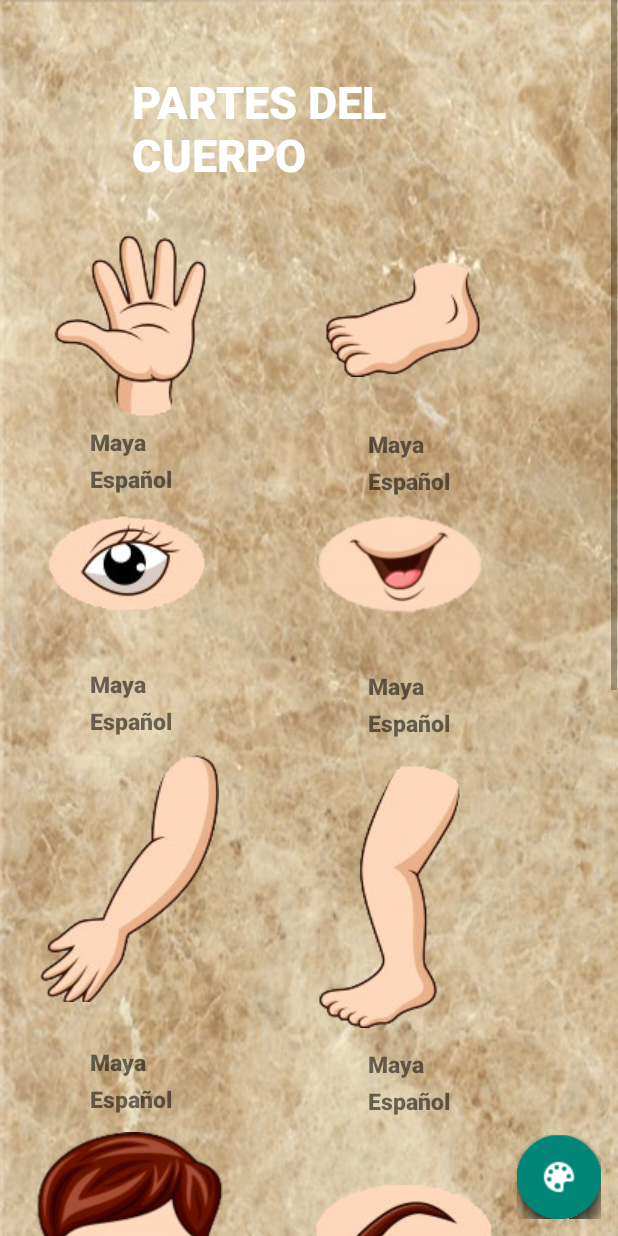
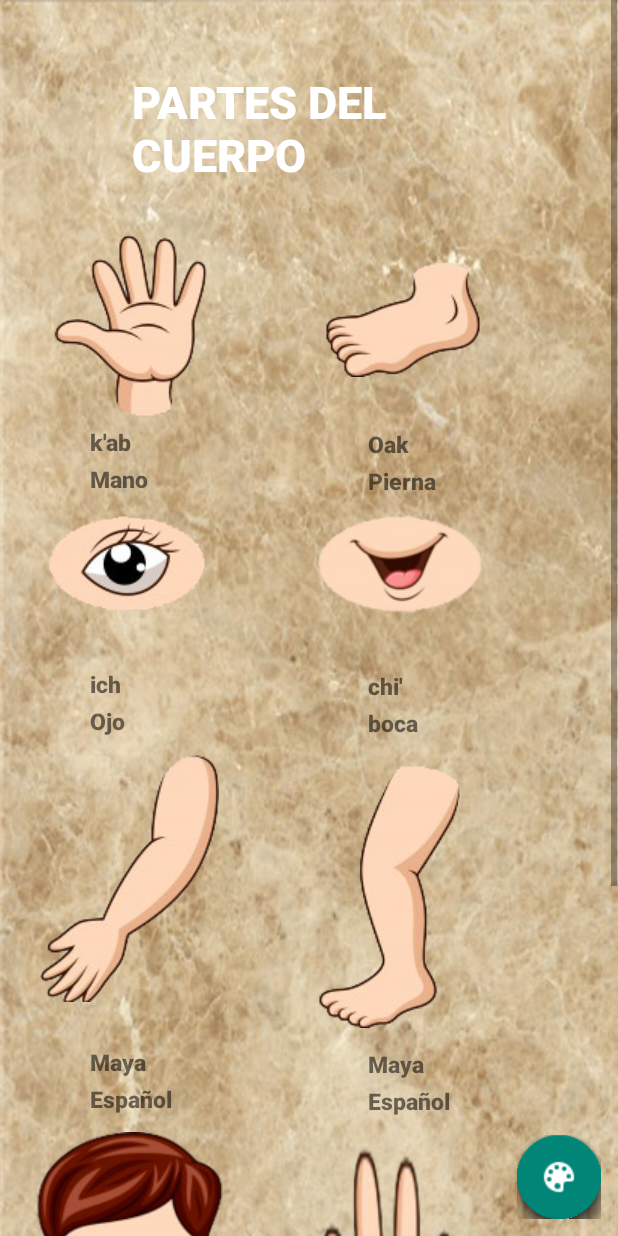
Before and after one commit to MiguelAYM69/appfinalhtml, an Android app: the PPartes screen opened directly, with no data from a screen before it, on a phone screen of 412 x 824 dp. Run offline under Robolectric (Android 15) with nearby library versions, the phone set to English and light mode, and no system bars; plain views replace FloatingActionButton, FloatingActionMenu.

Commit message:
sonido_animales_color_cuerpo

```diff
--- a/app/src/main/java/com/example/appfinalhtml/MainActivity.java
+++ b/app/src/main/java/com/example/appfinalhtml/MainActivity.java
@@ -17,7 +17,7 @@ public class MainActivity extends AppCompatActivity {
     ImageButton jaguar,guacamaya,colibri,tejon,gato,puerquito,jabali,loro,venado,pez,perro,iguana,raton,tucan;
 
     @Override
-    protected void onCreate(Bundle savedInstanceState) {
+    protected void onCreate(Bundle savedInstanceState)  {
         super.onCreate(savedInstanceState);
         setContentView(R.layout.activity_main);
         jaguar= (ImageButton) findViewById(R.id.jaguar);
--- a/app/src/main/java/com/example/appfinalhtml/PPartes.java
+++ b/app/src/main/java/com/example/appfinalhtml/PPartes.java
@@ -1,20 +1,47 @@
 package com.example.appfinalhtml;
 
 import android.content.Intent;
+import android.media.MediaPlayer;
 import android.os.Bundle;
 import android.view.View;
+import android.widget.ImageButton;
 
 import androidx.appcompat.app.AppCompatActivity;
 
 public class PPartes extends AppCompatActivity {
 
-
+    MediaPlayer mm,mp,mo,mb,mbr,mpi,mc,md,mr,mn,mpn;
+    ImageButton imano,pie,ojo,boca,mano,pierna,cabeza,dedos,rodilla,nariz,panza;
     @Override
     protected void onCreate(Bundle savedInstanceState) {
         super.onCreate(savedInstanceState);
         setContentView(R.layout.activity_ppartes);
 
+        imano= (ImageButton) findViewById(R.id.imano);
+        mm= MediaPlayer.create(this, R.raw.mano);
+       imano.setOnClickListener(new View.OnClickListener() {
+            @Override
+            public void onClick(View v) {
+                mm.start();
+            }
+        });
 
+        pie= (ImageButton) findViewById(R.id.ipie);
+        mp= MediaPlayer.create(this, R.raw.pierna);
+        pie.setOnClickListener(new View.OnClickListener() {
+            @Override
+            public void onClick(View v) {
+                mp.start();
+            }
+        });
+       ojo= (ImageButton) findViewById(R.id.iojo);
+        mo= MediaPlayer.create(this, R.raw.ojo);
+        ojo.setOnClickListener(new View.OnClickListener() {
+            @Override
+            public void onClick(View v) {
+                mo.start();
+            }
+        });
     }
 
     public void ColoresIntent(View view) {
--- a/app/src/main/res/layout/activity_ppartes.xml
+++ b/app/src/main/res/layout/activity_ppartes.xml
@@ -58,7 +58,7 @@
                 android:layout_marginTop="-10dp"
                 android:background="@android:color/transparent"
                 android:fontFamily="sans-serif-black"
-                android:text="Maya"
+                android:text="k'ab"
                 android:textSize="15sp" />
 
             <TextView
@@ -69,7 +69,7 @@
                 android:layout_marginTop="-20dp"
                 android:background="@android:color/transparent"
                 android:fontFamily="sans-serif-black"
-                android:text="Maya"
+                android:text="Oak"
                 android:textSize="15sp" />
 
             <TextView
@@ -80,7 +80,7 @@
                 android:layout_marginTop="2dp"
                 android:background="@android:color/transparent"
                 android:fontFamily="sans-serif-black"
-                android:text="Español"
+                android:text="Mano"
                 android:textSize="15sp" />
 
             <TextView
@@ -91,7 +91,7 @@
                 android:layout_marginTop="-20dp"
                 android:background="@android:color/transparent"
                 android:fontFamily="sans-serif-black"
-                android:text="Español"
+                android:text="Pierna"
                 android:textSize="15sp" />
 
 
@@ -125,7 +125,7 @@
                 android:layout_marginTop="12dp"
                 android:background="@android:color/transparent"
                 android:fontFamily="sans-serif-black"
-                android:text="Maya"
+                android:text="ich"
                 android:textSize="15sp" />
 
             <TextView
@@ -136,7 +136,7 @@
                 android:layout_marginTop="-20dp"
                 android:background="@android:color/transparent"
                 android:fontFamily="sans-serif-black"
-                android:text="Maya"
+                android:text="chi'"
                 android:textSize="15sp" />
 
             <TextView
@@ -147,7 +147,7 @@
                 android:layout_marginTop="2dp"
                 android:background="@android:color/transparent"
                 android:fontFamily="sans-serif-black"
-                android:text="Español"
+                android:text="Ojo"
                 android:textSize="15sp" />
 
             <TextView
@@ -158,7 +158,7 @@
                 android:layout_marginTop="-20dp"
                 android:background="@android:color/transparent"
                 android:fontFamily="sans-serif-black"
-                android:text="Español"
+                android:text="boca"
                 android:textSize="15sp" />
 
 
@@ -243,13 +243,13 @@
                 android:text="Button" />
 
             <ImageButton
-                android:id="@+id/iceja"
+                android:id="@+id/idedos"
                 android:layout_width="151dp"
                 android:layout_height="116dp"
                 android:layout_marginLeft="190dp"
                 android:layout_marginTop="-90dp"
                 android:background="@android:color/transparent"
-                android:src="@drawable/ceja"
+                android:src="@drawable/dedos"
                 android:text="Button" />
 
             <TextView
@@ -299,14 +299,14 @@
             <!--____________________________________________________________-->
 
             <ImageButton
-                android:id="@+id/ioreja"
+                android:id="@+id/ipechos"
                 android:layout_width="151dp"
                 android:layout_height="wrap_content"
                 android:layout_marginLeft="10dp"
                 android:layout_marginTop="10dp"
                 android:background="@android:color/transparent"
-                android:src="@drawable/oreja"
-                android:text="Button" />
+                android:src="@drawable/pecho"
+                android:text="Button"  />
 
             <ImageButton
                 android:id="@+id/inariz"
@@ -361,109 +361,6 @@
                 android:fontFamily="sans-serif-black"
                 android:text="Español"
                 android:textSize="15sp" />
-
-            <!--____________________________________________________________-->
-
-            <ImageButton
-                android:id="@+id/ipecho"
-                android:layout_width="151dp"
-                android:layout_height="wrap_content"
-                android:layout_marginLeft="10dp"
-                android:layout_marginTop="10dp"
-                android:background="@android:color/transparent"
-                android:src="@drawable/pecho"
-                android:text="Button" />
-
-            <ImageButton
-                android:id="@+id/idientes"
-                android:layout_width="151dp"
-                android:layout_height="116dp"
-                android:layout_marginLeft="190dp"
-                android:layout_marginTop="-90dp"
-                android:background="@android:color/transparent"
-                android:src="@drawable/dientes"
-                android:text="Button" />
-
-            <TextView
-                android:id="@+id/tpecho"
-                android:layout_width="76dp"
-                android:layout_height="wrap_content"
-                android:layout_marginLeft="60dp"
-                android:layout_marginTop="12dp"
-                android:background="@android:color/transparent"
-                android:fontFamily="sans-serif-black"
-                android:text="Maya"
-                android:textSize="15sp" />
-
-            <TextView
-                android:id="@+id/tdientes"
-                android:layout_width="76dp"
-                android:layout_height="wrap_content"
-                android:layout_marginLeft="245dp"
-                android:layout_marginTop="-20dp"
-                android:background="@android:color/transparent"
-                android:fontFamily="sans-serif-black"
-                android:text="Maya"
-                android:textSize="15sp" />
-
-            <TextView
-                android:id="@+id/tpecho2"
-                android:layout_width="76dp"
-                android:layout_height="wrap_content"
-                android:layout_marginLeft="60dp"
-                android:layout_marginTop="2dp"
-                android:background="@android:color/transparent"
-                android:fontFamily="sans-serif-black"
-                android:text="Español"
-                android:textSize="15sp" />
-
-            <TextView
-                android:id="@+id/tdientes2"
-                android:layout_width="76dp"
-                android:layout_height="wrap_content"
-                android:layout_marginLeft="245dp"
-                android:layout_marginTop="-20dp"
-                android:background="@android:color/transparent"
-                android:fontFamily="sans-serif-black"
-                android:text="Español"
-                android:textSize="15sp" />
-            <!--____________________________________________________________-->
-
-            <ImageButton
-                android:id="@+id/ilengua"
-                android:layout_width="151dp"
-                android:layout_height="wrap_content"
-                android:layout_marginLeft="10dp"
-                android:layout_marginTop="10dp"
-                android:background="@android:color/transparent"
-                android:src="@drawable/lengua"
-                android:text="Button" />
-
-
-
-            <TextView
-                android:id="@+id/tlengua"
-                android:layout_width="76dp"
-                android:layout_height="wrap_content"
-                android:layout_marginLeft="60dp"
-                android:layout_marginTop="12dp"
-                android:background="@android:color/transparent"
-                android:fontFamily="sans-serif-black"
-                android:text="Maya"
-                android:textSize="15sp" />
-
-
-            <TextView
-                android:id="@+id/tlengua2"
-                android:layout_width="76dp"
-                android:layout_height="wrap_content"
-                android:layout_marginLeft="60dp"
-                android:layout_marginTop="2dp"
-                android:background="@android:color/transparent"
-                android:fontFamily="sans-serif-black"
-                android:text="Español"
-                android:textSize="15sp" />
-
 
 
         </LinearLayout>
```
Also changed, not shown: app/src/main/java/com/example/appfinalhtml/Colores.java (+84 -3 lines), app/src/main/res/layout/activity_colores.xml (+20 -20 lines), app/src/main/res/layout/activity_main.xml (+22 -22 lines), app/src/main/res/drawable/ceja.png (deleted), app/src/main/res/drawable/lengua.png (deleted), app/src/main/res/drawable/naranja1.png (deleted), app/src/main/res/drawable/oreja.png (deleted), 10 other files.
